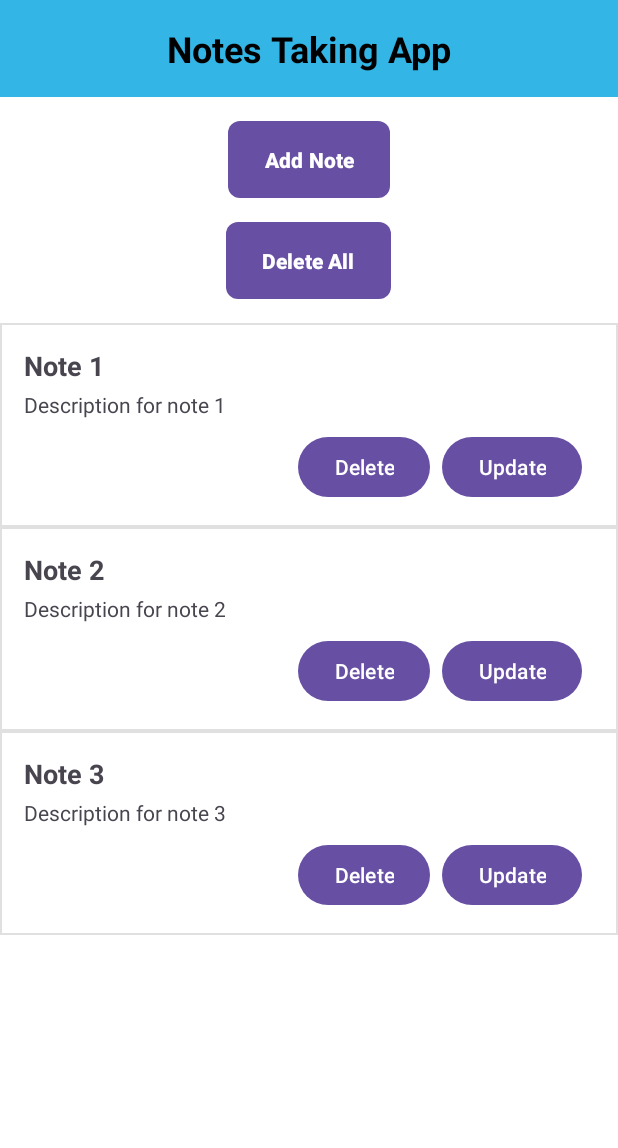
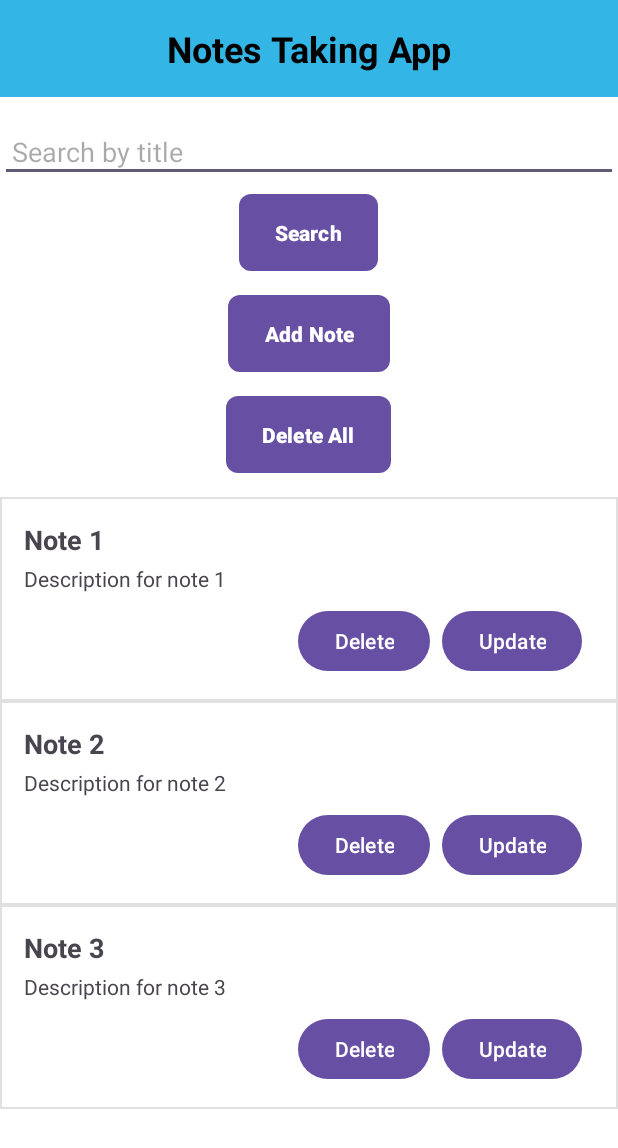
Before and after one commit to IlyaKukharchuk/kursach, an Android app: the screen it shows after launch (MainActivity), on a phone screen of 412 x 824 dp. Shown: the top 1148 px of the screen. Run offline under Robolectric (Android 15) with nearby library versions, the phone set to English and light mode, and no system bars.

Commit message:
add search feature

```diff
--- a/app/src/main/java/com/example/assignment4/MainActivity.java
+++ b/app/src/main/java/com/example/assignment4/MainActivity.java
@@ -17,6 +17,8 @@ public class MainActivity extends AppCompatActivity {
     private NoteDataSource dataSource;
     private RecyclerView recyclerViewNotes;
     private NoteAdapter adapter;
+    private EditText etSearch;
+    private Button btnSearch;
 
     @Override
     protected void onCreate(Bundle savedInstanceState) {
@@ -29,6 +31,8 @@ public class MainActivity extends AppCompatActivity {
         recyclerViewNotes = findViewById(R.id.recyclerViewNotes);
         Button btnAddNote = findViewById(R.id.btnAddNote);
         Button btnDeleteAll = findViewById(R.id.btnDeleteAll);
+        etSearch = findViewById(R.id.etSearch);
+        btnSearch = findViewById(R.id.btnSearch);
 
         btnAddNote.setOnClickListener(new View.OnClickListener() {
             @Override
@@ -41,6 +45,19 @@ public class MainActivity extends AppCompatActivity {
             @Override
             public void onClick(View v) {
                 showDeleteAllConfirmationDialog();
+            }
+        });
+
+        btnSearch.setOnClickListener(new View.OnClickListener() {
+            @Override
+            public void onClick(View v) {
+                String query = etSearch.getText().toString().trim();
+                if (!query.isEmpty()) {
+                    List<Note> notes = dataSource.searchNotesByTitle(query);
+                    adapter.updateData(notes);
+                } else {
+                    updateRecyclerView();
+                }
             }
         });
 
--- a/app/src/main/res/layout/activity_main.xml
+++ b/app/src/main/res/layout/activity_main.xml
@@ -18,12 +18,37 @@
         android:padding="16dp"
         android:background="@android:color/holo_blue_light"/>
 
+    <EditText
+        android:id="@+id/etSearch"
+        android:layout_width="match_parent"
+        android:layout_height="wrap_content"
+        android:layout_below="@id/tvTitle"
+        android:layout_marginTop="16dp"
+        android:hint="Search by title"
+        android:padding="8dp"/>
+
+    <Button
+        android:id="@+id/btnSearch"
+        android:layout_width="wrap_content"
+        android:layout_height="wrap_content"
+        android:text="Search"
+        android:layout_below="@id/etSearch"
+        android:layout_centerHorizontal="true"
+        android:layout_marginTop="8dp"
+        android:background="@drawable/rounded_button"
+        android:textColor="@android:color/white"
+        android:textStyle="bold"
+        android:paddingStart="24dp"
+        android:paddingEnd="24dp"
+        android:paddingTop="12dp"
+        android:paddingBottom="12dp"/>
+
     <Button
         android:id="@+id/btnAddNote"
         android:layout_width="wrap_content"
         android:layout_height="wrap_content"
         android:text="Add Note"
-        android:layout_below="@id/tvTitle"
+        android:layout_below="@id/btnSearch"
         android:layout_centerHorizontal="true"
         android:layout_marginTop="16dp"
         android:background="@drawable/rounded_button"
```
Also changed, not shown: app/src/main/java/com/example/assignment4/NoteDataSource.java (+28 -0 lines).
